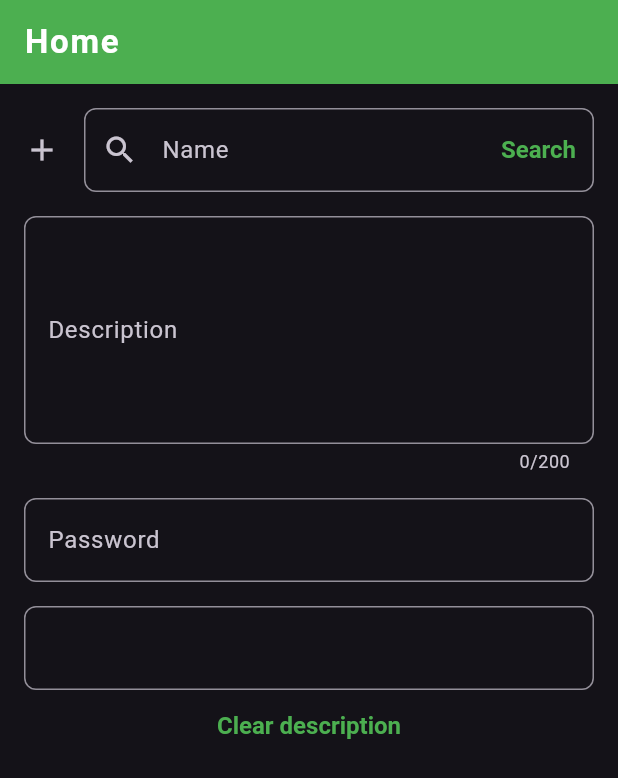
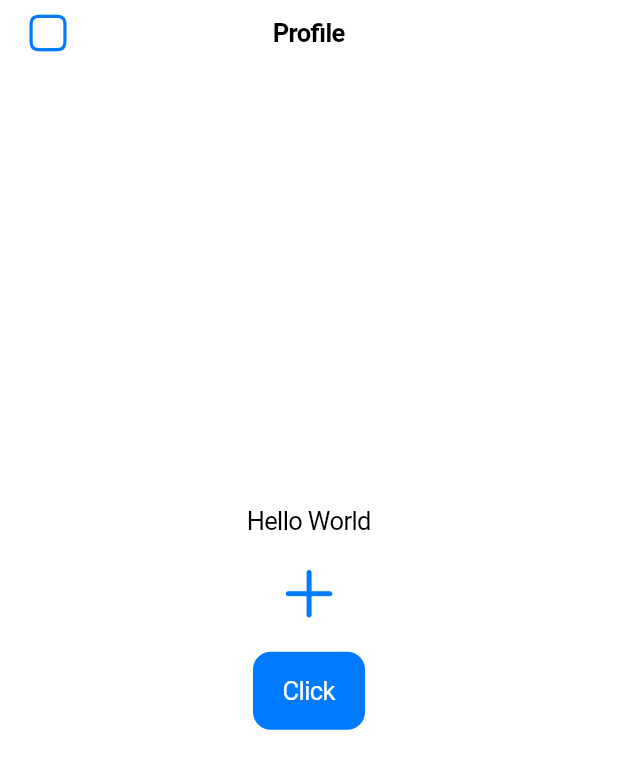
Before and after one commit to MdFarhadHossenImon/firstappofmine, a Flutter app: the screen it shows after launch, on a phone screen of 412 x 824 dp. Shown: the top 778 px of the screen. Run offline on Flutter 3.47's test engine with Material 3 defaults, Android fonts, the phone set to English and light mode, and no system bars.

Commit message:
S
class 3

```diff
--- /dev/null
+++ b/lib/home.dart
@@ -0,0 +1,106 @@
+import 'package:flutter/material.dart';
+
+class Home extends StatefulWidget {
+  const Home({super.key});
+
+  @override
+  State<Home> createState() => _HomeState();
+}
+
+class _HomeState extends State<Home> {
+  TextEditingController _descriptionTEController = TextEditingController();
+
+  @override
+  Widget build(BuildContext context) {
+    return Scaffold(
+      appBar: AppBar(
+        title: Text(
+          'Home',
+          style: Theme.of(context).textTheme.bodySmall,
+        ),
+        // backgroundColor: Colors.blue,
+      ),
+      body: SingleChildScrollView(
+        child: Padding(
+          padding: const EdgeInsets.all(16.0),
+          child: Column(
+            children: [
+              TextField(
+                enabled: true,
+                decoration: InputDecoration(
+                  label: Text('Name'),
+                  labelStyle: TextStyle(fontSize: 16),
+                  hintText: 'Enter your name',
+                  hintStyle: TextStyle(color: Colors.green.shade200),
+                  icon: Icon(Icons.add),
+                  prefixIcon: Icon(Icons.search),
+                  suffixIcon: TextButton(
+                    child: Text('Search'),
+                    onPressed: () {},
+                  ),
+                  border: OutlineInputBorder(
+                      borderRadius: BorderRadius.circular(8),
+                      borderSide: BorderSide(color: Colors.green, width: 2)),
+                  disabledBorder: OutlineInputBorder(
+                      borderRadius: BorderRadius.circular(8),
+                      borderSide: BorderSide(color: Colors.green, width: 2)),
+                  focusedBorder: OutlineInputBorder(
+                      borderRadius: BorderRadius.circular(8),
+                      borderSide:
+                      BorderSide(color: Colors.blueAccent, width: 2)),
+                ),
+              ),
+              SizedBox(height: 16),
+              TextField(
+                controller: _descriptionTEController,
+                enabled: true,
+                maxLines: 5,
+                maxLength: 200,
+                onTap: () {
+                  print('Tapped on textfield');
+                },
+                onChanged: (String value) {
+                  print(value);
+                },
+                decoration: InputDecoration(
+                  label: Text('Description'),
+                  labelStyle: TextStyle(fontSize: 16),
+                  hintText: 'Enter your description',
+                ),
+              ),
+              SizedBox(height: 16),
+              TextField(
+                enabled: true,
+                onChanged: (String value) {
+                  print(value);
+                },
+                obscureText: true,
+                controller: TextEditingController(),
+                decoration: InputDecoration(
+                  label: Text('Password'),
+                  labelStyle: TextStyle(fontSize: 16),
+                  hintText: 'Enter your password',
+                ),
+              ),
+              SizedBox(height: 16),
+              TextField(),
+              TextButton(
+                onPressed: () {
+                  // _descriptionTEController.text = 'clear';
+                  _descriptionTEController.clear();
+                },
+                child: Text(
+                  'Clear description',
+                  style: Theme.of(context).textTheme.titleLarge?.copyWith(
+                      fontWeight: FontWeight.w100,
+                      letterSpacing: 0.5
+                  ),
+                ),
+              )
+            ],
+          ),
+        ),
+      ),
+    );
+  }
+}
--- a/lib/main.dart
+++ b/lib/main.dart
@@ -1,5 +1,8 @@
 // Current SDK version: 3.22.1
+import 'package:flutter/cupertino.dart';
 import 'package:flutter/material.dart';
+import 'package:my_flutter_app/profile_page.dart';
+
 
 // TextField
 
@@ -12,237 +15,72 @@ class IntroApp extends StatelessWidget {
 
   @override
   Widget build(BuildContext context) {
-    return MaterialApp(
-      debugShowCheckedModeBanner: false,
-      home: Home(),
+    return CupertinoApp(
+      debugShowCheckedModeBanner: true,
+      home: ProfilePage(),
       title: 'Intro app',
-      theme: ThemeData(
-          brightness: Brightness.light,
-          appBarTheme: AppBarTheme(
-              backgroundColor: Colors.pink,
-              titleTextStyle: TextStyle(
-                  color: Colors.white,
-                  fontSize: 22,
-                  fontWeight: FontWeight.w700,
-                  letterSpacing: 1.2
-              )
-          ),
-          textButtonTheme: TextButtonThemeData(
-              style: TextButton.styleFrom(
-                  foregroundColor: Colors.pink,
-                  textStyle: TextStyle(
-                      fontSize: 16,
-                      fontWeight: FontWeight.w700
-                  )
-              )
-          ),
-          inputDecorationTheme: InputDecorationTheme(
-            border: OutlineInputBorder(
-                borderRadius: BorderRadius.circular(8),
-                borderSide: BorderSide(
-                    color: Colors.green,
-                    width: 2
-                )
-            ),
-            disabledBorder: OutlineInputBorder(
-                borderRadius: BorderRadius.circular(8),
-                borderSide: BorderSide(
-                    color: Colors.green,
-                    width: 2
-                )
-            ),
-            focusedBorder: OutlineInputBorder(
-                borderRadius: BorderRadius.circular(8),
-                borderSide: BorderSide(
-                    color: Colors.blueAccent,
-                    width: 2
-                )
-            ),
-            labelStyle: TextStyle(
-                fontSize: 16
-            ),
-            hintStyle: TextStyle(
-                color: Colors.purple.shade200
-            ),
-          )
-      ),
-      darkTheme: ThemeData(
-          brightness: Brightness.dark,
-          appBarTheme: AppBarTheme(
-              backgroundColor: Colors.green,
-              titleTextStyle: TextStyle(
-                  color: Colors.white,
-                  fontSize: 22,
-                  fontWeight: FontWeight.w700,
-                  letterSpacing: 1.2
-              )
-          ),
-          textButtonTheme: TextButtonThemeData(
-              style: TextButton.styleFrom(
-                  foregroundColor: Colors.green,
-                  textStyle: TextStyle(
-                      fontSize: 16,
-                      fontWeight: FontWeight.w700
-                  )
-              )
-          ),
-          inputDecorationTheme: InputDecorationTheme(
-            border: OutlineInputBorder(
-                borderRadius: BorderRadius.circular(8),
-                borderSide: BorderSide(
-                    color: Colors.green,
-                    width: 2
-                )
-            ),
-            disabledBorder: OutlineInputBorder(
-                borderRadius: BorderRadius.circular(8),
-                borderSide: BorderSide(
-                    color: Colors.green,
-                    width: 2
-                )
-            ),
-            focusedBorder: OutlineInputBorder(
-                borderRadius: BorderRadius.circular(8),
-                borderSide: BorderSide(
-                    color: Colors.blueAccent,
-                    width: 2
-                )
-            ),
-            labelStyle: TextStyle(
-                fontSize: 16
-            ),
-            hintStyle: TextStyle(
-                color: Colors.purple.shade200
-            ),
-          )
-      ),
-      themeMode: ThemeMode.dark,
+      // theme: ThemeData(
+      //     brightness: Brightness.light,
+      //     appBarTheme: AppBarTheme(
+      //         backgroundColor: Colors.pink,
+      //         titleTextStyle: TextStyle(
+      //             color: Colors.white,
+      //             fontSize: 22,
+      //             fontWeight: FontWeight.w700,
+      //             letterSpacing: 1.2)),
+      //     textButtonTheme: TextButtonThemeData(
+      //         style: TextButton.styleFrom(
+      //             foregroundColor: Colors.pink,
+      //             textStyle:
+      //                 TextStyle(fontSize: 16, fontWeight: FontWeight.w700))),
+      //     inputDecorationTheme: InputDecorationTheme(
+      //       border: OutlineInputBorder(
+      //           borderRadius: BorderRadius.circular(8),
+      //           borderSide: BorderSide(color: Colors.green, width: 2)),
+      //       disabledBorder: OutlineInputBorder(
+      //           borderRadius: BorderRadius.circular(8),
+      //           borderSide: BorderSide(color: Colors.green, width: 2)),
+      //       focusedBorder: OutlineInputBorder(
+      //           borderRadius: BorderRadius.circular(8),
+      //           borderSide: BorderSide(color: Colors.blueAccent, width: 2)),
+      //       labelStyle: TextStyle(fontSize: 16),
+      //       hintStyle: TextStyle(color: Colors.purple.shade200),
+      //     ),
+      //     textTheme: TextTheme(bodySmall: TextStyle(fontSize: 28))),
+      // darkTheme: ThemeData(
+      //     brightness: Brightness.dark,
+      //     appBarTheme: AppBarTheme(
+      //         backgroundColor: Colors.green,
+      //         titleTextStyle: TextStyle(
+      //             color: Colors.white,
+      //             fontSize: 22,
+      //             fontWeight: FontWeight.w700,
+      //             letterSpacing: 1.2)),
+      //     textButtonTheme: TextButtonThemeData(
+      //         style: TextButton.styleFrom(
+      //             foregroundColor: Colors.green,
+      //             textStyle:
+      //                 TextStyle(fontSize: 16, fontWeight: FontWeight.w700))),
+      //     inputDecorationTheme: InputDecorationTheme(
+      //       border: OutlineInputBorder(
+      //           borderRadius: BorderRadius.circular(8),
+      //           borderSide: BorderSide(color: Colors.green, width: 2)),
+      //       disabledBorder: OutlineInputBorder(
+      //           borderRadius: BorderRadius.circular(8),
+      //           borderSide: BorderSide(color: Colors.green, width: 2)),
+      //       focusedBorder: OutlineInputBorder(
+      //           borderRadius: BorderRadius.circular(8),
+      //           borderSide: BorderSide(color: Colors.blueAccent, width: 2)),
+      //       labelStyle: TextStyle(fontSize: 16),
+      //       hintStyle: TextStyle(color: Colors.purple.shade200),
+      //     ),
+      //     textTheme: TextTheme(
+      //         bodySmall: TextStyle(fontSize: 20),
+      //         titleLarge: TextStyle(fontSize: 28, fontWeight: FontWeight.w700),
+      //         titleMedium: TextStyle(fontSize: 24, fontWeight: FontWeight.w600),
+      //         titleSmall:
+      //             TextStyle(fontSize: 18, fontWeight: FontWeight.w600))),
+      // themeMode: ThemeMode.dark,
     );
   }
 }
-
-class Home extends StatefulWidget {
-  const Home({super.key});
-
-  @override
-  State<Home> createState() => _HomeState();
-}
-
-class _HomeState extends State<Home> {
-  TextEditingController _descriptionTEController = TextEditingController();
-
-  @override
-  Widget build(BuildContext context) {
-    return Scaffold(
-      appBar: AppBar(
-        title: Text('Home'),
-        // backgroundColor: Colors.blue,
-      ),
-      body: SingleChildScrollView(
-        child: Padding(
-          padding: const EdgeInsets.all(16.0),
-          child: Column(
-            children: [
-              TextField(
-                enabled: true,
-                decoration: InputDecoration(
-                  label: Text('Name'),
-                  labelStyle: TextStyle(
-                      fontSize: 16
-                  ),
-                  hintText: 'Enter your name',
-                  hintStyle: TextStyle(
-                      color: Colors.green.shade200
-                  ),
-                  icon: Icon(Icons.add),
-                  prefixIcon: Icon(Icons.search),
-                  suffixIcon: TextButton(
-                    child: Text('Search'),
-                    onPressed: () {},
-                  ),
-                  border: OutlineInputBorder(
-                      borderRadius: BorderRadius.circular(8),
-                      borderSide: BorderSide(
-                          color: Colors.green,
-                          width: 2
-                      )
-                  ),
-                  disabledBorder: OutlineInputBorder(
-                      borderRadius: BorderRadius.circular(8),
-                      borderSide: BorderSide(
-                          color: Colors.green,
-                          width: 2
-                      )
-                  ),
-                  focusedBorder: OutlineInputBorder(
-                      borderRadius: BorderRadius.circular(8),
-                      borderSide: BorderSide(
-                          color: Colors.blueAccent,
-                          width: 2
-                      )
-                  ),
-                ),
-              ),
-              SizedBox(height: 16),
-              TextField(
-                controller: _descriptionTEController,
-                enabled: true,
-                maxLines: 5,
-                maxLength: 200,
-                onTap: () {
-                  print('Tapped on textfield');
-                },
-                onChanged: (String value) {
-                  print(value);
-                },
-                decoration: InputDecoration(
-                  label: Text('Description'),
-                  labelStyle: TextStyle(
-                      fontSize: 16
-                  ),
-                  hintText: 'Enter your description',
-                ),
-              ),
-              SizedBox(height: 16),
-              TextField(
-                enabled: true,
-                onChanged: (String value) {
-                  print(value);
-                },
-                obscureText: true,
-                controller: TextEditingController(),
-                decoration: InputDecoration(
-                  label: Text('Password'),
-                  labelStyle: TextStyle(
-                      fontSize: 16
-                  ),
-                  hintText: 'Enter your password',
-                ),
-              ),
-              SizedBox(height: 16),
-              TextField(),
-              TextButton(onPressed: () {
-                // _descriptionTEController.text = 'clear';
-                _descriptionTEController.clear();
-              }, child: Text('Clear description'))
-            ],
-          ),
-        ),
-      ),
-    );
-  }
-}
-
-class SettingsScreen extends StatelessWidget {
-  const SettingsScreen({super.key});
-
-  @override
-  Widget build(BuildContext context) {
-    return Scaffold(
-      backgroundColor: Colors.white,
-      appBar: AppBar(
-        title: Text('Settings'),
-      ),
-    );
-  }
-}
--- /dev/null
+++ b/lib/profile_page.dart
@@ -0,0 +1,36 @@
+import 'package:flutter/cupertino.dart';
+
+
+class ProfilePage extends StatelessWidget {
+  const ProfilePage({super.key});
+
+  @override
+  Widget build(BuildContext context) {
+    return CupertinoPageScaffold(
+      navigationBar: CupertinoNavigationBar(
+        middle: Text('Profile'),
+        leading: Icon(CupertinoIcons.app),
+      ),
+      // child: Column(
+      //   children: [
+      //     Text(
+      //       'This is cupertino design system',
+      //       style: TextStyle(color: Colors.green),
+      //     ),
+      //   ],
+      // ),
+      child: Center(
+        child: Column(
+          mainAxisAlignment: MainAxisAlignment.center,
+          children: [
+            Text('Hello World'),
+            SizedBox(height: 16),
+            Icon(CupertinoIcons.add, size: 45,),
+            SizedBox(height: 16),
+            CupertinoButton.filled(child: Text('Click'), onPressed: () {}),
+          ],
+        ),
+      ),
+    );
+  }
+}
--- /dev/null
+++ b/lib/settings_screen.dart
@@ -0,0 +1,17 @@
+import 'package:flutter/material.dart';
+
+class SettingsScreen extends StatelessWidget {
+  const SettingsScreen({super.key});
+
+  @override
+  Widget build(BuildContext context) {
+    return Scaffold(
+      backgroundColor: Colors.white,
+      appBar: AppBar(
+        title: Text(
+          'Settings',
+        ),
+      ),
+    );
+  }
+}
```
